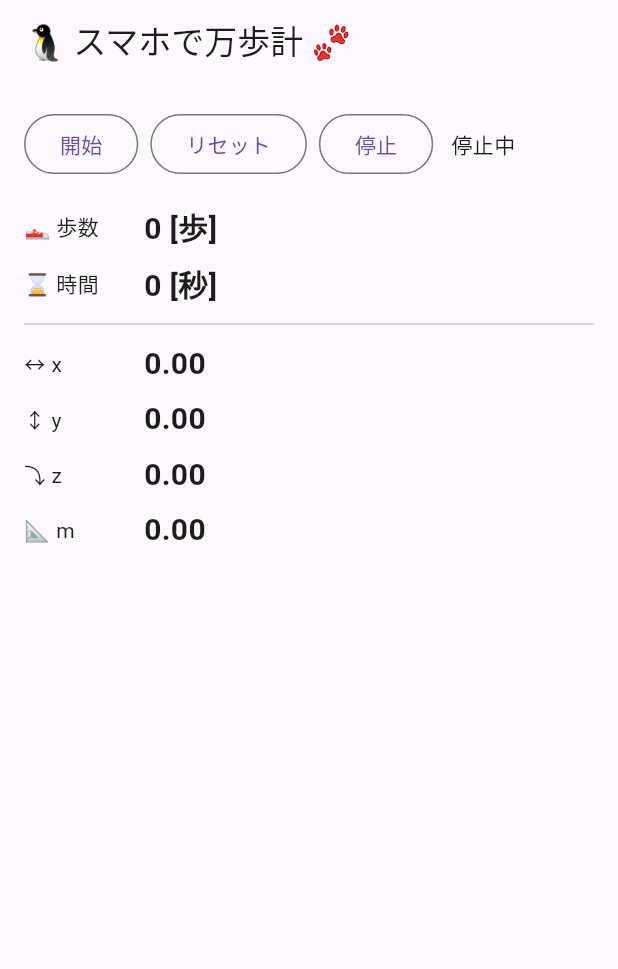
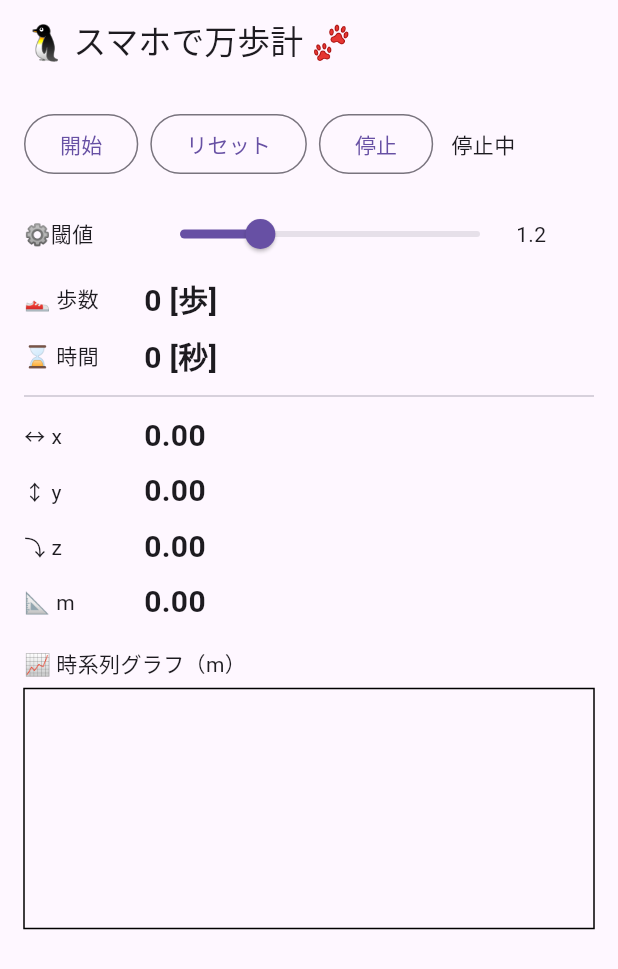
Before and after one commit to kmc2305/manpo, a Flutter app: the screen it shows after launch, after a tap on "リセット", on a phone screen of 412 x 824 dp. Shown: the top 969 px of the screen. Run offline on Flutter 3.47's test engine with Material 3 defaults, Android fonts, the phone set to English and light mode, and no system bars; missing offline and left inert: dart:js_interop.

Commit message:
Update pedometer with graph

```diff
--- a/flutter/manpo/lib/main.dart
+++ b/flutter/manpo/lib/main.dart
@@ -1,5 +1,5 @@
 import 'package:flutter/material.dart';
-import 'manpo3.dart'; //←ここを修正
+import 'manpo4.dart';
 
 void main() => runApp(const MyApp());
 
--- /dev/null
+++ b/flutter/manpo/lib/manpo4.dart
@@ -0,0 +1,234 @@
+import 'dart:math';
+import 'package:flutter/material.dart';
+import 'dart:js_interop';
+
+/// Web側の window.ManpoKei を参照する
+@JS('ManpoKei')
+external JSObject get _manpo;
+
+/// JSとの橋渡し
+extension ManpoKeiJsApi on JSObject {
+  external JSPromise requestMotionPermission();
+  external void startMotion(JSFunction onData);
+  external void stopMotion();
+}
+
+class ManpoKeiPage extends StatefulWidget {
+  const ManpoKeiPage({super.key});
+  @override
+  State<ManpoKeiPage> createState() => _ManpoKeiState();
+}
+
+class _ManpoKeiState extends State<ManpoKeiPage> {
+  // ===== 表示する値 =====
+  double x = 0, y = 0, z = 0, m = 0;
+  bool running = false;
+  int steps = 0;
+  int elapsedSec = 0;
+
+  // ===== 歩数判定パラメータ =====
+  static double threshold = 1.2;
+  static const int minIntervalMs = 300;
+
+  // ===== 内部状態（アルゴリズム） =====
+  double _ema = 0;
+  double _diffPrev = 0;
+  int _lastStep = 0;
+
+  // ===== UI更新の間引き =====
+  int _lastUi = 0;
+  final int uiFps = 33; // 約30fps
+
+  // ===== グラフ用データ =====
+  static const int maxPoints = 200;
+  final List<double> mHist = [];
+
+  // 操作：開始
+  Future<void> start() async {
+    if (running) return;
+
+    await _manpo.requestMotionPermission().toDart;
+    final startMs = DateTime.now().millisecondsSinceEpoch;
+
+    setState(() {
+      running = true;
+      elapsedSec = 0;
+      mHist.clear();
+    });
+
+    _manpo.startMotion(((num ax, num ay, num az, num t) {
+      _onMotion(ax, ay, az, t, startMs);
+    }).toJS);
+  }
+
+  // 加速度センサーの更新処理
+  void _onMotion(num ax, num ay, num az, num t, int startMs) {
+    final now = t.toInt();
+    final dx = ax.toDouble();
+    final dy = ay.toDouble();
+    final dz = az.toDouble();
+    final mm = sqrt(dx * dx + dy * dy + dz * dz);
+
+    // グラフ用に履歴を積む
+    mHist.add(mm);
+    if (mHist.length > maxPoints) mHist.removeAt(0);
+
+    // 歩数判定（簡易）
+    _ema = 0.9 * _ema + 0.1 * mm;
+    final diff = mm - _ema;
+
+    if (_diffPrev <= threshold &&
+        diff > threshold &&
+        now - _lastStep > minIntervalMs) {
+      steps++;
+      _lastStep = now;
+    }
+    _diffPrev = diff;
+
+    // UI更新（間引き）
+    if (now - _lastUi >= uiFps) {
+      _lastUi = now;
+      setState(() {
+        x = dx;
+        y = dy;
+        z = dz;
+        m = mm;
+        elapsedSec = ((now - startMs) / 1000).floor();
+      });
+    }
+  }
+
+  // 操作：停止
+  void stop() {
+    _manpo.stopMotion();
+    setState(() => running = false);
+  }
+
+  // 操作：リセット
+  void reset() {
+    setState(() {
+      steps = 0;
+      x = y = z = m = 0;
+      _ema = 0;
+      _diffPrev = 0;
+      _lastStep = 0;
+      elapsedSec = 0;
+      mHist.clear();
+    });
+  }
+
+  @override
+  void dispose() {
+    _manpo.stopMotion();
+    super.dispose();
+  }
+
+  @override
+  Widget build(BuildContext context) {
+    return Scaffold(
+      appBar: AppBar(title: const Text('🐧 スマホで万歩計 🐾')),
+      body: Padding(
+        padding: const EdgeInsets.all(16),
+        child: Column(crossAxisAlignment: CrossAxisAlignment.start, children: [
+          Row(children: [
+            OutlinedButton(onPressed: start, child: const Text('開始')),
+            const SizedBox(width: 8),
+            OutlinedButton(onPressed: reset, child: const Text('リセット')),
+            const SizedBox(width: 8),
+            OutlinedButton(onPressed: stop, child: const Text('停止')),
+            const SizedBox(width: 12),
+            Text(running ? '計測中' : '停止中'),
+          ]),
+          const SizedBox(height: 12),
+
+          // 閾値スライダー（お手本にあるやつ）
+          Row(children: [
+            const SizedBox(width: 80, child: Text('⚙️閾値')),
+            Expanded(
+              child: Slider(
+                value: threshold,
+                min: 0.2,
+                max: 4.0,
+                divisions: 38,
+                label: threshold.toStringAsFixed(1),
+                onChanged: (t) => setState(() => threshold = t),
+              ),
+            ),
+            SizedBox(width: 52, child: Text(threshold.toStringAsFixed(1))),
+          ]),
+
+          _line('👟 歩数', '$steps [歩]'),
+          _line('⌛ 時間', '$elapsedSec [秒]'),
+          const Divider(),
+
+          _line('↔️ x', x.toStringAsFixed(2)),
+          _line('↕️ y', y.toStringAsFixed(2)),
+          _line('⤵️ z', z.toStringAsFixed(2)),
+          _line('📐 m', m.toStringAsFixed(2)),
+          const SizedBox(height: 12),
+
+          const Text('📈 時系列グラフ（m）'),
+          const SizedBox(height: 6),
+          SizedBox(
+            height: 160,
+            width: double.infinity,
+            child: CustomPaint(painter: MLinePainter(mHist)),
+          ),
+        ]),
+      ),
+    );
+  }
+
+  Widget _line(String k, String v) => Padding(
+        padding: const EdgeInsets.symmetric(vertical: 4),
+        child: Row(children: [
+          SizedBox(width: 80, child: Text(k)),
+          Text(
+            v,
+            style: const TextStyle(fontSize: 20, fontWeight: FontWeight.w600),
+          ),
+        ]),
+      );
+}
+
+/// m の時系列グラフを描く（←重要：Stateクラスの外に出す！）
+class MLinePainter extends CustomPainter {
+  MLinePainter(this.data);
+  final List<double> data;
+
+  @override
+  void paint(Canvas canvas, Size size) {
+    // 枠
+    canvas.drawRect(
+      Offset.zero & size,
+      Paint()..style = PaintingStyle.stroke..strokeWidth = 1,
+    );
+    if (data.length < 2) return;
+
+    // 自動スケール（min-max）
+    double minV = data.first, maxV = data.first;
+    for (final v in data) {
+      minV = min(minV, v);
+      maxV = max(maxV, v);
+    }
+    final range = (maxV - minV).abs();
+    final denom = range < 1e-9 ? 1.0 : range;
+
+    final p = Paint()..style = PaintingStyle.stroke..strokeWidth = 2;
+    final path = Path();
+
+    for (int i = 0; i < data.length; i++) {
+      final px = (i / (data.length - 1)) * (size.width - 2) + 1;
+      final py = (1 - (data[i] - minV) / denom) * (size.height - 2) + 1;
+      if (i == 0) {
+        path.moveTo(px, py);
+      } else {
+        path.lineTo(px, py);
+      }
+    }
+    canvas.drawPath(path, p);
+  }
+
+  @override
+  bool shouldRepaint(covariant MLinePainter oldDelegate) => true;
+}
```
